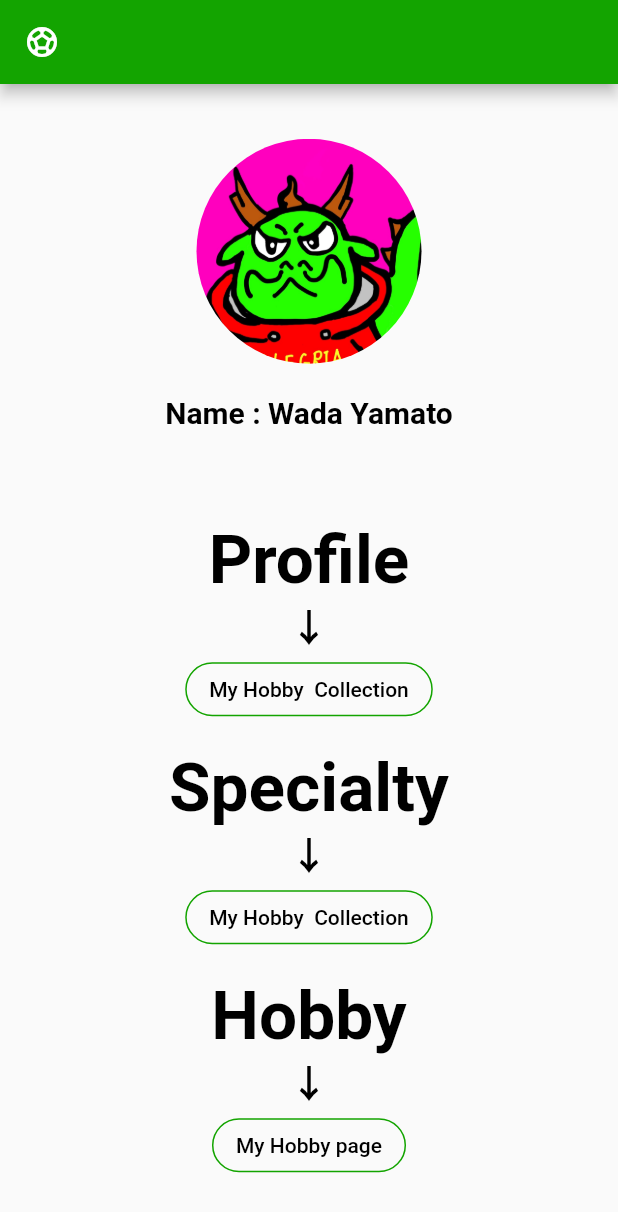
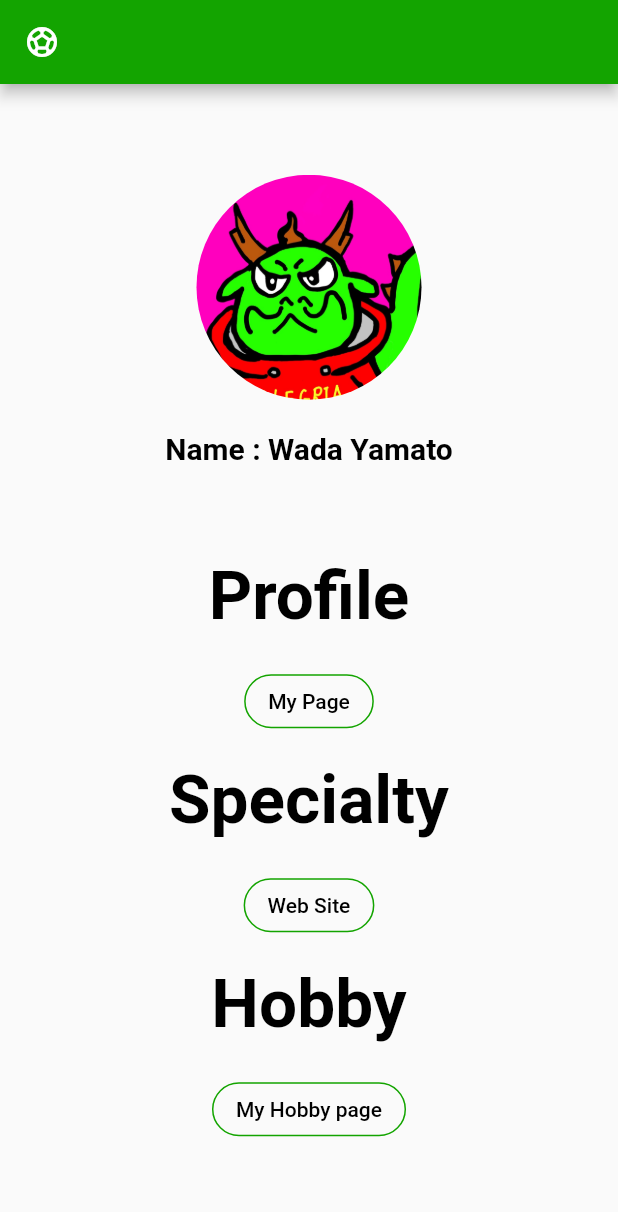
Before and after one commit to wadawada777/tomato_works, a Flutter app: the screen it shows after launch, on a phone screen of 412 x 824 dp. Shown: the top 1212 px of the screen. Run offline on Flutter 3.47's test engine with Material 2 defaults, Android fonts, the phone set to English and light mode, and no system bars; our stand-ins replace google_fonts.

Commit message:
矢印消去

```diff
--- a/lib/main.dart
+++ b/lib/main.dart
@@ -83,16 +83,11 @@ class _MyHomePageState extends State<MyHomePage> {
                 fontWeight: FontWeight.bold,
               ),
             ),
-            const Text(
-              '↓',
-              style: TextStyle(
-                color: Color.fromARGB(255, 0, 0, 0),
-                fontSize: 24,
-                fontWeight: FontWeight.bold,
-              ),
+            SizedBox(
+              height: 20,
             ),
             OutlinedButton(
-              child: const Text('My Hobby  Collection'),
+              child: const Text('My Page'),
               style: OutlinedButton.styleFrom(
                 foregroundColor: Colors.black,
                 shape: const StadiumBorder(),
@@ -116,16 +111,11 @@ class _MyHomePageState extends State<MyHomePage> {
                 fontWeight: FontWeight.bold,
               ),
             ),
-            const Text(
-              '↓',
-              style: TextStyle(
-                color: Color.fromARGB(255, 0, 0, 0),
-                fontSize: 24,
-                fontWeight: FontWeight.bold,
-              ),
+            SizedBox(
+              height: 20,
             ),
             OutlinedButton(
-              child: const Text('My Hobby  Collection'),
+              child: const Text('Web Site'),
               style: OutlinedButton.styleFrom(
                 foregroundColor: Colors.black,
                 shape: const StadiumBorder(),
@@ -149,13 +139,8 @@ class _MyHomePageState extends State<MyHomePage> {
                 fontWeight: FontWeight.bold,
               ),
             ),
-            const Text(
-              '↓',
-              style: TextStyle(
-                color: Color.fromARGB(255, 0, 0, 0),
-                fontSize: 24,
-                fontWeight: FontWeight.bold,
-              ),
+            SizedBox(
+              height: 20,
             ),
             OutlinedButton(
               child: const Text('My Hobby page'),
```
